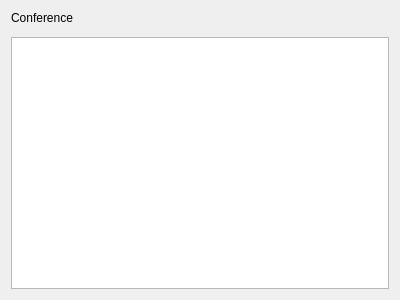
This is xivoclient/src/xlets/conference/conference_widget.ui in wazo-platform/wazo-client-qt as Qt 5 draws it before an edit. The edited form follows.
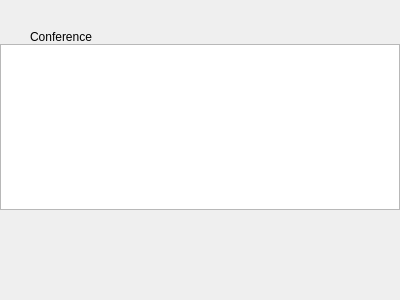
This is the edited form. The open tabs and pages were chosen to show the change. Custom widgets are drawn as their Qt base class.

Commit message: New design of conference tables

```diff
--- a/xivoclient/src/xlets/conference/conference_widget.ui
+++ b/xivoclient/src/xlets/conference/conference_widget.ui
@@ -19,6 +19,32 @@
    </stringlist>
   </property>
   <layout class="QVBoxLayout" name="verticalLayout">
+   <property name="spacing">
+    <number>0</number>
+   </property>
+   <property name="leftMargin">
+    <number>0</number>
+   </property>
+   <property name="topMargin">
+    <number>30</number>
+   </property>
+   <property name="rightMargin">
+    <number>0</number>
+   </property>
+   <property name="bottomMargin">
+    <number>90</number>
+   </property>
+   <item>
+    <layout class="QVBoxLayout" name="verticalLayout_4">
+     <property name="spacing">
+      <number>0</number>
+     </property>
+     <property name="leftMargin">
+      <number>30</number>
+     </property>
+     <property name="rightMargin">
+      <number>30</number>
+     </property>
    <item>
     <widget class="QLabel" name="conference_label">
      <property name="text">
@@ -37,6 +63,8 @@
    <item>
     <widget class="HorizontalMenu" name="menu" native="true"/>
    </item>
+    </layout>
+   </item>
    <item>
     <widget class="QStackedWidget" name="conference_tables">
      <property name="lineWidth">
```
Left out of the diff: 2 changed lines with no effect on the pictures. Lines whose indentation alone changed are shown as unchanged. The commit also changes 14 other files.
